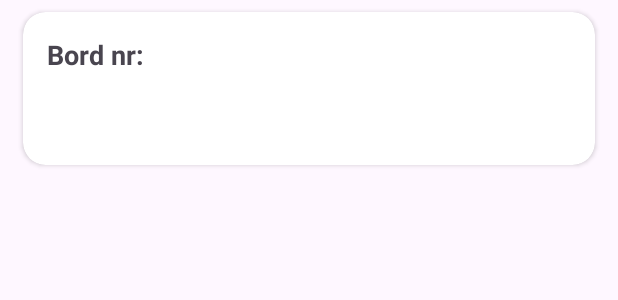
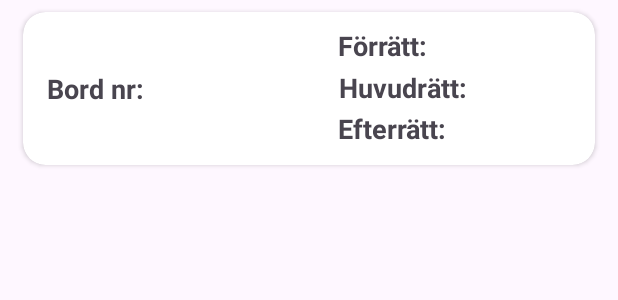
Before and after one commit to Ab03beed/DT170G_WaiterApp, an Android app: the layout table_template.xml on its own in the app's theme, with its tools: preview values and no code run, on a phone screen of 412 x 824 dp. Shown: the top 300 px of the screen. Run offline under Robolectric (Android 15) with nearby library versions, the phone set to English and light mode, and no system bars.

```diff
--- a/app/src/main/java/se/miun/dt170g/waiterapp/class_models/PurchasedALaCarteEntity.java
+++ b/app/src/main/java/se/miun/dt170g/waiterapp/class_models/PurchasedALaCarteEntity.java
@@ -5,7 +5,7 @@ public class PurchasedALaCarteEntity {
 
     private int purchasedId;
     private OrderModel restaurantOrderByOrderId;
-    private ALaCarteModel aLaCarteMenuByALaCarteId;
+    private ALaCarteItem aLaCarteMenuByALaCarteId;
 
     public OrderModel getRestaurantOrderByOrderId() {
         return restaurantOrderByOrderId;
@@ -15,11 +15,11 @@ public class PurchasedALaCarteEntity {
         this.restaurantOrderByOrderId = restaurantOrderByOrderId;
     }
 
-    public ALaCarteModel getaLaCarteMenuByALaCarteId() {
+    public ALaCarteItem getaLaCarteMenuByALaCarteId() {
         return aLaCarteMenuByALaCarteId;
     }
 
-    public void setaLaCarteMenuByALaCarteId(ALaCarteModel aLaCarteMenuByALaCarteId) {
+    public void setaLaCarteMenuByALaCarteId(ALaCarteItem aLaCarteMenuByALaCarteId) {
         this.aLaCarteMenuByALaCarteId = aLaCarteMenuByALaCarteId;
     }
 
--- a/app/src/main/java/se/miun/dt170g/waiterapp/fetch/FetchData.java
+++ b/app/src/main/java/se/miun/dt170g/waiterapp/fetch/FetchData.java
@@ -8,10 +8,9 @@ import retrofit2.http.GET;
 import retrofit2.http.PUT;
 import retrofit2.http.POST;
 import retrofit2.http.Path;
-import se.miun.dt170g.waiterapp.class_models.ALaCarteModel;
+import se.miun.dt170g.waiterapp.class_models.ALaCarteItem;
 import se.miun.dt170g.waiterapp.class_models.DrinkModel;
 import se.miun.dt170g.waiterapp.class_models.OrderDTO;
-import se.miun.dt170g.waiterapp.class_models.OrderModel;
 import se.miun.dt170g.waiterapp.class_models.TableModel;
 
 public interface FetchData {
@@ -20,7 +19,7 @@ public interface FetchData {
     Call<ArrayList<TableModel>> getTables();
 
     @GET("a_la_carte")
-    Call<ArrayList<ALaCarteModel>> getA_LA_CARTE_ITEMS();
+    Call<ArrayList<ALaCarteItem>> getA_LA_CARTE_ITEMS();
 
     @GET("drinks")
     Call<ArrayList<DrinkModel>> getDrinks();
--- a/app/src/main/java/se/miun/dt170g/waiterapp/fetch/Retro.java
+++ b/app/src/main/java/se/miun/dt170g/waiterapp/fetch/Retro.java
@@ -8,6 +8,8 @@ public class Retro {
 
     private final String WS_HOST = "http://192.168.1.73:8080/projektDT170G-1.0-SNAPSHOT/api/";
     private Retrofit retrofit;
+
+
 
     public Retro() {
          retrofit = new Retrofit.Builder()
--- a/app/src/main/res/layout/table_template.xml
+++ b/app/src/main/res/layout/table_template.xml
@@ -28,12 +28,51 @@
                 android:layout_width="wrap_content"
                 android:layout_height="wrap_content"
                 android:layout_marginStart="16dp"
-                android:layout_marginTop="16dp"
                 android:text="@string/TableId"
                 android:textSize="18sp"
                 android:textStyle="bold"
+                app:layout_constraintBottom_toBottomOf="parent"
                 app:layout_constraintStart_toStartOf="parent"
                 app:layout_constraintTop_toTopOf="parent" />
+
+            <TextView
+                android:id="@+id/AppetizerStatus"
+                android:layout_width="wrap_content"
+                android:layout_height="wrap_content"
+                android:layout_marginTop="10dp"
+                android:text="@string/AppetizerStatus"
+                android:textSize="18sp"
+                android:textStyle="bold"
+                app:layout_constraintEnd_toEndOf="parent"
+                app:layout_constraintHorizontal_bias="0.654"
+                app:layout_constraintStart_toStartOf="parent"
+                app:layout_constraintTop_toTopOf="parent" />
+
+            <TextView
+                android:id="@+id/MainStatus"
+                android:layout_width="wrap_content"
+                android:layout_height="wrap_content"
+                android:text="@string/MainStatus"
+                android:textSize="18sp"
+                android:textStyle="bold"
+                app:layout_constraintBottom_toTopOf="@+id/DessertStatus"
+                app:layout_constraintEnd_toEndOf="parent"
+                app:layout_constraintHorizontal_bias="0.711"
+                app:layout_constraintStart_toStartOf="parent"
+                app:layout_constraintTop_toBottomOf="@+id/AppetizerStatus" />
+
+            <TextView
+                android:id="@+id/DessertStatus"
+                android:layout_width="wrap_content"
+                android:layout_height="wrap_content"
+                android:layout_marginBottom="12dp"
+                android:text="@string/DessertStatus"
+                android:textSize="18sp"
+                android:textStyle="bold"
+                app:layout_constraintBottom_toBottomOf="parent"
+                app:layout_constraintEnd_toEndOf="parent"
+                app:layout_constraintHorizontal_bias="0.681"
+                app:layout_constraintStart_toStartOf="parent" />
 
         </androidx.constraintlayout.widget.ConstraintLayout>
     </androidx.cardview.widget.CardView>
--- a/app/src/main/res/values/strings.xml
+++ b/app/src/main/res/values/strings.xml
@@ -25,6 +25,11 @@
 
     <!-- IDs for table_template -->
     <string name="TableId">Bord nr: </string>
+    <string name="AppetizerStatus">Förrätt: </string>
+    <string name="MainStatus">Huvudrätt: </string>
+    <string name="DessertStatus">Efterrätt: </string>
+
+
 
 
 
```
Also changed, not shown: app/src/main/java/se/miun/dt170g/waiterapp/NewOrder.java (+54 -43 lines), app/src/main/java/se/miun/dt170g/waiterapp/adapters/TablesAdapter.java (+21 -2 lines), app/src/main/java/se/miun/dt170g/waiterapp/class_models/ALaCarteItem.java (renamed from app/src/main/java/se/miun/dt170g/waiterapp/class_models/ALaCarteModel.java, +7 -4 lines), app/src/main/java/se/miun/dt170g/waiterapp/class_models/OrderDTO.java (+21 -8 lines), app/src/main/java/se/miun/dt170g/waiterapp/class_models/TableModel.java (+8 -0 lines).
